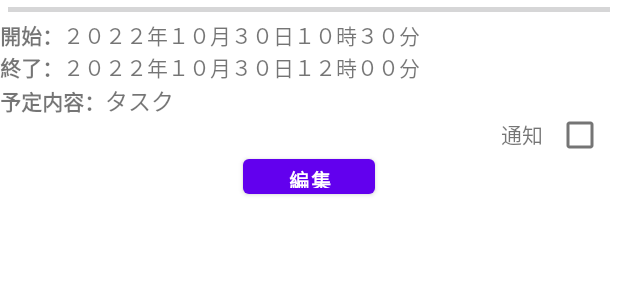
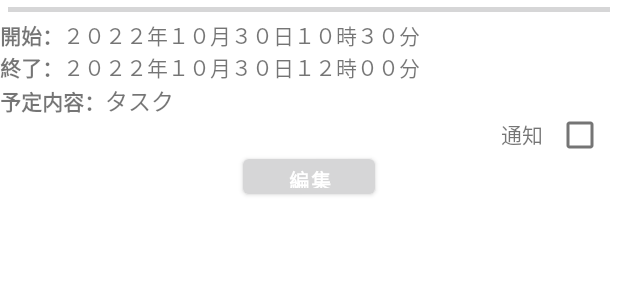
Before and after one commit to Matsui-008899/CP, an Android app: the layout list_task_view_row.xml on its own in the app's theme, with its tools: preview values and no code run, on a phone screen of 412 x 824 dp. Shown: the top 300 px of the screen. Run offline under Robolectric (Android 15) with nearby library versions, the light colour scheme and no system bars; plain views replace BootstrapButton.

Commit message:
よしだ修正9

```diff
--- a/app/src/main/res/layout/list_task_view_row.xml
+++ b/app/src/main/res/layout/list_task_view_row.xml
@@ -357,9 +357,8 @@
                 android:layout_height="35dp"
                 android:onClick="onDelete"
                 android:text="削除"
-                app:bootstrapBrand="primary"
+                app:bootstrapBrand="regular"
                 app:roundedCorners="true"
-                app:showOutline="true"
                 android:visibility="visible"/>
             <Space
                 android:layout_width="20dp"
--- a/app/src/main/res/values/themes.xml
+++ b/app/src/main/res/values/themes.xml
@@ -3,11 +3,11 @@
 
     <style name="Theme.CalendarApplication" parent="Theme.MaterialComponents.DayNight.NoActionBar">
         <!-- Primary brand color. -->
-        <item name="colorPrimary">@color/purple_500</item>
+        <item name="colorPrimary">@color/bootstrap_brand_primary</item>
         <item name="colorPrimaryVariant">@color/purple_700</item>
         <item name="colorOnPrimary">@color/white</item>
         <!-- Secondary brand color. -->
-        <item name="colorSecondary">@color/teal_200</item>
+        <item name="colorSecondary">@color/bootstrap_brand_primary</item>
         <item name="colorSecondaryVariant">@color/teal_700</item>
         <item name="colorOnSecondary">@color/black</item>
         <!-- Status bar color. -->
```
Also changed, not shown: app/src/main/res/layout/activity_main.xml (+42 -6 lines), app/src/main/res/drawable/p0220_m.png (added).
